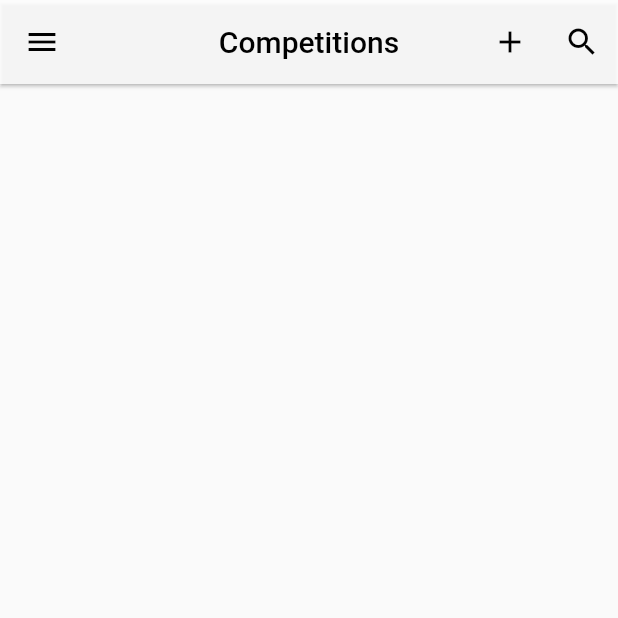
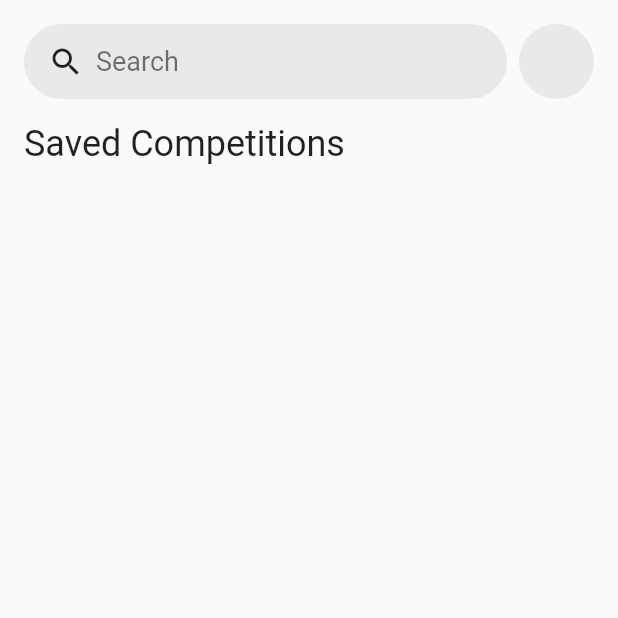
Before and after one commit to competitionmanager/cm_flutter, a Flutter app: the screen it shows after launch, on a phone screen of 412 x 824 dp, the top half of it. Run offline on Flutter 3.47's test engine with Material 2 defaults, Android fonts, the phone set to English and light mode, and no system bars; our stand-ins replace cloud_firestore, firebase_auth, firebase_messaging, firebase_storage, flutter_signin_button, google_sign_in and 1 more; accounts and stored records are empty.

Commit message:
Implement saved competitions home screen

```diff
--- a/lib/main.dart
+++ b/lib/main.dart
@@ -1,4 +1,5 @@
 import 'package:cm_flutter/screens/competition_list/competition_list.dart';
+import 'package:cm_flutter/screens/home_screen.dart';
 import 'package:flutter/material.dart';
 
 void main() => runApp(MyApp());
@@ -8,7 +9,7 @@ class MyApp extends StatelessWidget {
   Widget build(BuildContext context) {
     return MaterialApp(
       title: 'CM',
-      home: CompetitionList(),
+      home: HomeScreen(),
       debugShowCheckedModeBanner: false,
     );
   }
--- a/lib/screens/competition/edit_competition_screen.dart
+++ b/lib/screens/competition/edit_competition_screen.dart
@@ -72,6 +72,9 @@ class _EditCompetitionScreenState extends State<EditCompetitionScreen> {
       color: kWarningRed,
       onPressed: () {
         db.deleteCompetition(widget.competition.id);
+        // TODO: Change the popUntil. Need to define route names.
+        Navigator.pop(context);
+        Navigator.pop(context);
       },
     );
   }
--- /dev/null
+++ b/lib/screens/home_screen.dart
@@ -0,0 +1,165 @@
+import 'package:cloud_firestore/cloud_firestore.dart';
+import 'package:cm_flutter/auth/auth_provider.dart';
+import 'package:cm_flutter/firebase/firestore_provider.dart';
+import 'package:cm_flutter/models/competition.dart';
+import 'package:cm_flutter/screens/competition/create_competition.dart';
+import 'package:cm_flutter/screens/competition_list/competition_search.dart';
+import 'package:cm_flutter/widgets/competition_card.dart';
+import 'package:firebase_auth/firebase_auth.dart';
+import 'package:flutter/material.dart';
+
+class HomeScreen extends StatefulWidget {
+  @override
+  _HomeScreenState createState() => _HomeScreenState();
+}
+
+class _HomeScreenState extends State<HomeScreen> {
+  FirestoreProvider db;
+  AuthProvider auth;
+  FirebaseUser user;
+
+  @override
+  void initState() {
+    super.initState();
+    db = FirestoreProvider();
+    auth = AuthProvider();
+    initUserInfo();
+  }
+
+  void initUserInfo() async {
+    auth.getCurrentUser().then((currentUser) {
+      setState(() {
+        user = currentUser;
+      });
+    });
+  }
+
+  @override
+  Widget build(BuildContext context) {
+    return Scaffold(
+      // appBar: AppBar(
+      //   title: Text(
+      //     'Competitions',
+      //     style: TextStyle(color: Colors.black),
+      //   ),
+      //   centerTitle: true,
+      //   backgroundColor: Color.fromRGBO(255, 255, 255, 0.85),
+      //   elevation: 1.0,
+      //   iconTheme: IconThemeData(color: Colors.black),
+      //   actions: <Widget>[
+      //     IconButton(
+      //       icon: Icon(Icons.add),
+      //       onPressed: () {
+      //         Route route = MaterialPageRoute(
+      //             builder: (BuildContext context) =>
+      //                 CreateCompetitionScreen(user));
+      //         Navigator.of(context).push(route);
+      //       },
+      //     ),
+      //     IconButton(
+      //       icon: Icon(Icons.search),
+      //       onPressed: () {
+      //         showSearch(
+      //           context: context,
+      //           delegate: CompetitionSearch(this.user),
+      //         );
+      //       },
+      //     ),
+      //   ],
+      // ),
+      body: SafeArea(
+        child: Padding(
+          padding: const EdgeInsets.all(16.0),
+          child: Column(
+            crossAxisAlignment: CrossAxisAlignment.start,
+            children: <Widget>[
+              buildTopBar(),
+              SizedBox(height: 16.0),
+              Text(
+                'Saved Competitions',
+                style: TextStyle(fontSize: 24.0),
+              ),
+              SizedBox(height: 16.0),
+              user != null ? buildStreamBuilder() : Container()
+              // buildSavedCompetitionList(),
+            ],
+          ),
+        ),
+      ),
+    );
+  }
+
+  StreamBuilder<QuerySnapshot> buildStreamBuilder() {
+    return StreamBuilder(
+      stream: db.getSavedCompetitions(user.uid),
+      builder: (context, snapshot) {
+        if (!snapshot.hasData) return CircularProgressIndicator();
+        return Expanded(
+          child: ListView.builder(
+            itemCount: snapshot.data.documents.length,
+            itemBuilder: (context, index) {
+              Competition comp = Competition.fromMap(
+                snapshot.data.documents[index].data,
+              );
+              return CompetitionCard(
+                competition: comp,
+                user: user,
+              );
+            },
+          ),
+        );
+      },
+    );
+  }
+
+  Row buildTopBar() {
+    return Row(
+      children: <Widget>[
+        buildSearchBar(),
+        SizedBox(width: 8.0),
+        CircleAvatar(
+          radius: 25,
+          backgroundColor: Color.fromRGBO(0, 0, 0, 0.07),
+        )
+      ],
+    );
+  }
+
+  Expanded buildSearchBar() {
+    return Expanded(
+      child: GestureDetector(
+        onTap: () {
+          showSearch(
+            context: context,
+            delegate: CompetitionSearch(user),
+          );
+        },
+        child: Container(
+          height: 50.0,
+          decoration: BoxDecoration(
+            color: Color.fromRGBO(0, 0, 0, 0.07),
+            borderRadius: BorderRadius.circular(30.0),
+          ),
+          child: Padding(
+            padding: const EdgeInsets.only(left: 16.0),
+            child: Row(
+              children: <Widget>[
+                Icon(Icons.search),
+                SizedBox(
+                  width: 8.0,
+                ),
+                Text(
+                  'Search',
+                  style: TextStyle(
+                    color: Colors.black54,
+                    fontSize: 18.0,
+                  ),
+                ),
+              ],
+            ),
+          ),
+        ),
+      ),
+    );
+  }
+}
```
Also changed, not shown: lib/firebase/firestore_provider.dart (+33 -3 lines), lib/screens/competition/create_competition.dart (+9 -5 lines), lib/screens/competition/schedule/schedule_view.dart (+8 -3 lines), lib/screens/competition/view_competition_screen.dart (+5 -2 lines), lib/screens/competition_list/competition_search.dart (+25 -18 lines), lib/widgets/competition_card.dart (added, +111 -0 lines), lib/screens/competition/schedule/view_schedule_screen.dart (line endings or trailing spaces), pubspec.lock, 2 other files.
